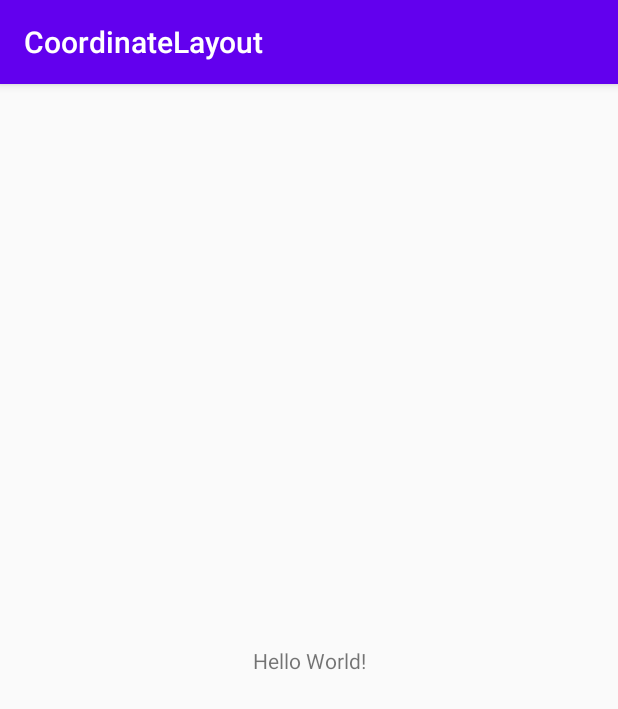
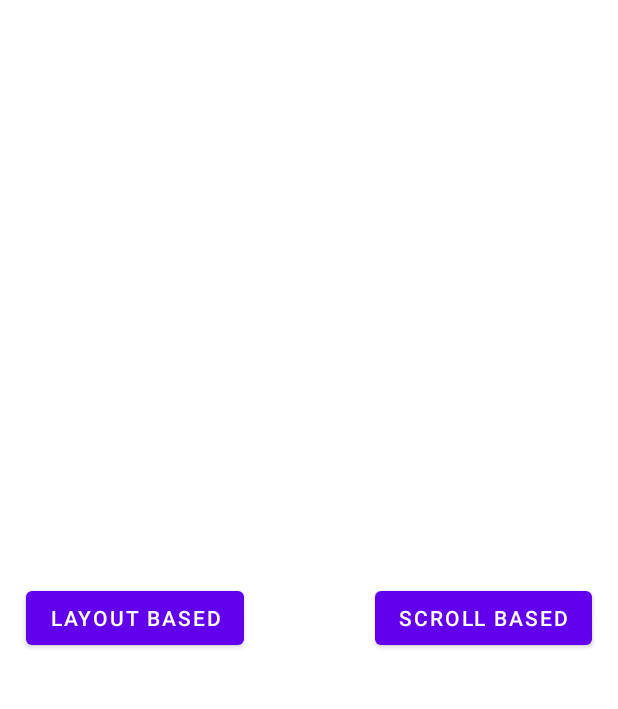
Before and after one commit to W0lFi3-IND/CoordinatorLayout-Implementation, an Android app: the screen it shows after launch (MainActivity), on a phone screen of 412 x 824 dp. Shown: the top 709 px of the screen. Run offline under Robolectric (Android 15) with nearby library versions, the phone set to English and light mode, and no system bars.

Commit message:
dependencies added and buttons added

```diff
--- a/app/build.gradle
+++ b/app/build.gradle
@@ -29,5 +29,6 @@ dependencies {
     testImplementation 'junit:junit:4.12'
     androidTestImplementation 'androidx.test.ext:junit:1.1.1'
     androidTestImplementation 'androidx.test.espresso:espresso-core:3.2.0'
-
+    implementation 'androidx.coordinatorlayout:coordinatorlayout:1.1.0'
+    implementation 'com.google.android.material:material:1.2.0'
 }
--- a/app/src/main/java/com/example/coordinatelayout/MainActivity.java
+++ b/app/src/main/java/com/example/coordinatelayout/MainActivity.java
@@ -1,8 +1,9 @@
 package com.example.coordinatelayout;
 
+import android.os.Bundle;
+import android.view.View;
+
 import androidx.appcompat.app.AppCompatActivity;
-
-import android.os.Bundle;
 
 public class MainActivity extends AppCompatActivity {
 
@@ -10,5 +11,17 @@ public class MainActivity extends AppCompatActivity {
     protected void onCreate(Bundle savedInstanceState) {
         super.onCreate(savedInstanceState);
         setContentView(R.layout.activity_main);
+        findViewById(R.id.Layoutbasedbtn).setOnClickListener(new View.OnClickListener() {
+            @Override
+            public void onClick(View view) {
+
+            }
+        });
+        findViewById(R.id.Scrollbasedbtn).setOnClickListener(new View.OnClickListener() {
+            @Override
+            public void onClick(View view) {
+
+            }
+        });
     }
 }
--- a/app/src/main/res/layout/activity_main.xml
+++ b/app/src/main/res/layout/activity_main.xml
@@ -6,13 +6,24 @@
     android:layout_height="match_parent"
     tools:context=".MainActivity">
 
-    <TextView
+    <com.google.android.material.button.MaterialButton
+        android:id="@+id/Layoutbasedbtn"
         android:layout_width="wrap_content"
         android:layout_height="wrap_content"
-        android:text="Hello World!"
+        android:layout_marginEnd="69dp"
+        android:text="@string/layout_based"
         app:layout_constraintBottom_toBottomOf="parent"
-        app:layout_constraintLeft_toLeftOf="parent"
-        app:layout_constraintRight_toRightOf="parent"
+        app:layout_constraintEnd_toStartOf="@+id/Scrollbasedbtn"
+        app:layout_constraintStart_toStartOf="parent"
         app:layout_constraintTop_toTopOf="parent" />
 
+    <com.google.android.material.button.MaterialButton
+        android:id="@+id/Scrollbasedbtn"
+        android:layout_width="wrap_content"
+        android:layout_height="wrap_content"
+        android:text="@string/scroll_layout"
+        app:layout_constraintBottom_toBottomOf="parent"
+        app:layout_constraintEnd_toEndOf="parent"
+        app:layout_constraintStart_toEndOf="@+id/Layoutbasedbtn"
+        app:layout_constraintTop_toTopOf="parent" />
 </androidx.constraintlayout.widget.ConstraintLayout>
--- a/app/src/main/res/values/strings.xml
+++ b/app/src/main/res/values/strings.xml
@@ -1,3 +1,5 @@
 <resources>
     <string name="app_name">CoordinateLayout</string>
+    <string name="layout_based">Layout Based</string>
+    <string name="scroll_layout">Scroll Based</string>
 </resources>
--- a/app/src/main/res/values/styles.xml
+++ b/app/src/main/res/values/styles.xml
@@ -1,6 +1,6 @@
 <resources>
     <!-- Base application theme. -->
-    <style name="AppTheme" parent="Theme.AppCompat.Light.DarkActionBar">
+    <style name="AppTheme" parent="Theme.MaterialComponents.Light.NoActionBar">
         <!-- Customize your theme here. -->
         <item name="colorPrimary">@color/colorPrimary</item>
         <item name="colorPrimaryDark">@color/colorPrimaryDark</item>
```
